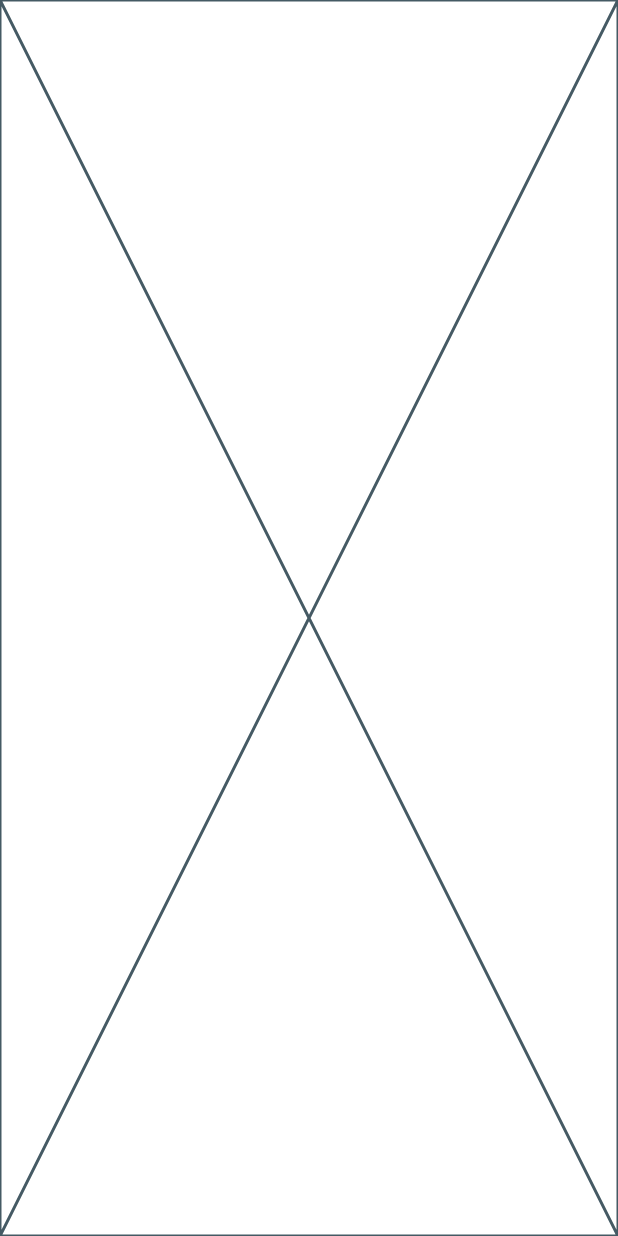
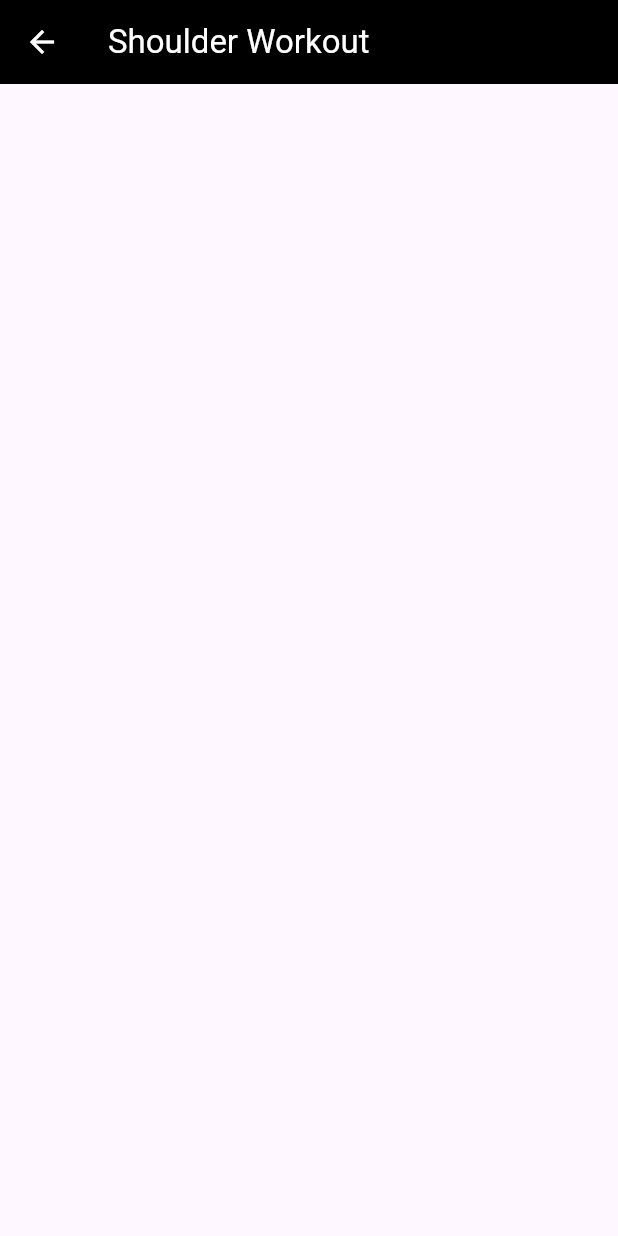
Before and after one commit to hussainkhan989/gym, a Flutter app: the screen it shows after launch, after a tap on "shoulder", on a phone screen of 412 x 824 dp. Run offline on Flutter 3.47's test engine with Material 3 defaults, Android fonts, the phone set to English and light mode, and no system bars; our stand-ins replace firebase_core; accounts and stored records are empty.

```diff
--- a/lib/main.dart
+++ b/lib/main.dart
@@ -1,7 +1,17 @@
+import 'package:firebase_core/firebase_core.dart';
 import 'package:flutter/material.dart';
 import 'package:gym/screens/splash_screen.dart';
 
-void main() {
+void main() async {
+  WidgetsFlutterBinding.ensureInitialized();
+  await Firebase.initializeApp(
+      options: const FirebaseOptions(
+          apiKey: 'AIzaSyAJkuhQoJpHZHV2cOKLcwtbfjmPLV0I6TE',
+          appId: '1:71188142690:android:9fe7e028ab8d10b9344f3b',
+          messagingSenderId: '71188142690',
+          projectId: 'gym-application-33c8b',
+          storageBucket: 'gym-application-33c8b.appspot.com'));
+
   runApp(const MyApp());
 }
 
@@ -14,9 +24,7 @@ class MyApp extends StatelessWidget {
       title: 'Flutter Demo',
       theme: ThemeData(
         appBarTheme: const AppBarTheme(
-          backgroundColor: Colors.purple,
-          foregroundColor: Colors.white
-        ),
+            backgroundColor: Colors.black, foregroundColor: Colors.white),
         colorScheme: ColorScheme.fromSeed(seedColor: Colors.deepPurple),
         useMaterial3: true,
       ),
--- a/lib/screens/splash_screen.dart
+++ b/lib/screens/splash_screen.dart
@@ -15,7 +15,7 @@ class _splashscreenState extends State<splashscreen> {
   void initState() {
     // TODO: implement initState
     super.initState();
-    Timer(Duration(seconds: 3), () {
+    Timer(const Duration(seconds: 3), () {
       Navigator.pushReplacement(context,MaterialPageRoute(builder: (context) => const Screen1(),));
     });
   }
--- a/lib/workout_screens/shoulder.dart
+++ b/lib/workout_screens/shoulder.dart
@@ -1,4 +1,5 @@
 import 'package:flutter/cupertino.dart';
+import 'package:flutter/material.dart';
 
 class shoulder extends StatefulWidget {
   const shoulder({super.key});
@@ -10,6 +11,13 @@ class shoulder extends StatefulWidget {
 class _shoulderState extends State<shoulder> {
   @override
   Widget build(BuildContext context) {
-    return const Placeholder();
+    return Scaffold(
+      appBar: AppBar(title: const Text('Shoulder Workout'),),
+      body: ListView(
+        children: [
+
+        ],
+      ),
+    );
   }
 }
--- a/pubspec.yaml
+++ b/pubspec.yaml
@@ -36,6 +36,10 @@ dependencies:
   # Use with the CupertinoIcons class for iOS style icons.
   cupertino_icons: ^1.0.2
   flame_splash_screen: ^0.2.0
+  firebase_core: ^2.25.4
+  cloud_firestore: ^4.15.4
+  firebase_storage: ^11.6.5
+
 
 dev_dependencies:
   flutter_test:
```
Also changed, not shown: pubspec.lock, 3 other files.
